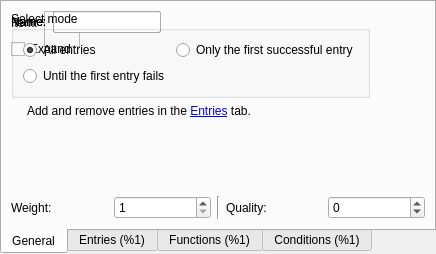
First picture: the form in src/loottableentry.ui, repository IoeCmcomc/MCDatapacker, before the edit.
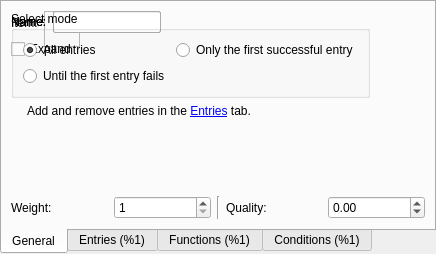
Second picture: the form after the edit. Custom widgets are drawn as their Qt base class.

Diff of the .ui file:
```diff
--- a/src/loottableentry.ui
+++ b/src/loottableentry.ui
@@ -233,12 +233,12 @@
      </widget>
     </item>
     <item row="1" column="4">
-     <widget class="QSpinBox" name="qualitySpin">
+     <widget class="OptionalSpinBox" name="qualitySpin">
       <property name="minimum">
-       <number>-999</number>
+       <double>-999.000000000000000</double>
       </property>
       <property name="maximum">
-       <number>999</number>
+       <double>999.000000000000000</double>
       </property>
      </widget>
     </item>
@@ -352,6 +352,11 @@
    <header>inventoryslot.h</header>
    <container>1</container>
   </customwidget>
+  <customwidget>
+   <class>OptionalSpinBox</class>
+   <extends>QDoubleSpinBox</extends>
+   <header location="global">optionalspinbox.h</header>
+  </customwidget>
  </customwidgets>
  <tabstops>
   <tabstop>tableNameEdit</tabstop>
```
